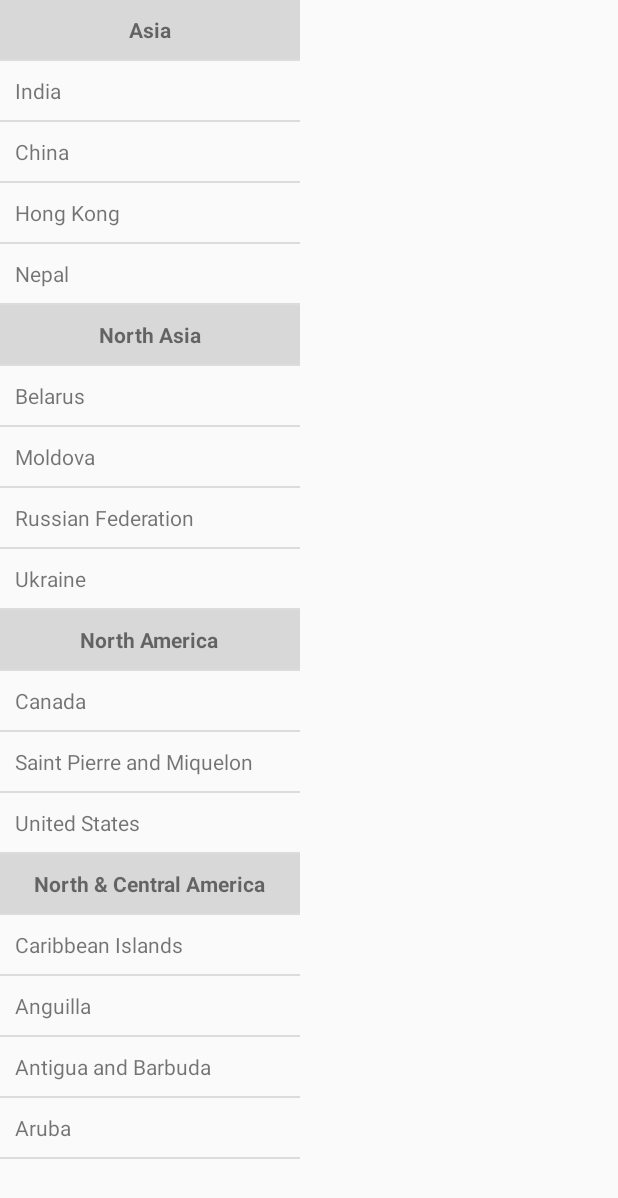
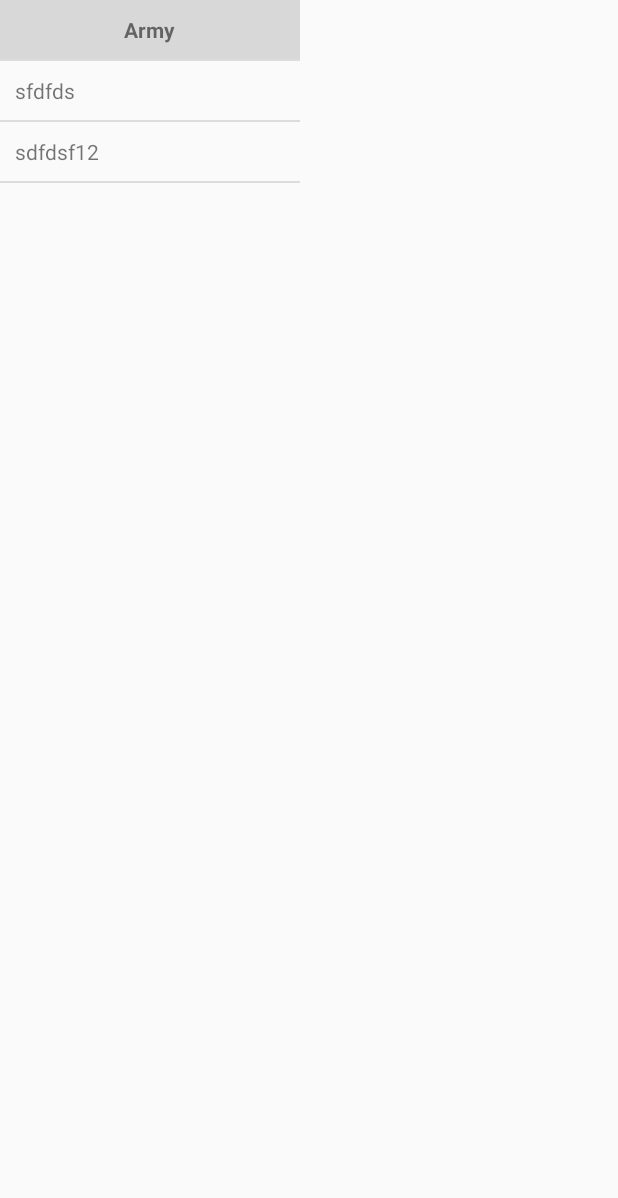
Before and after one commit to sagarvetal/APP-Risk, an Android app: the CreateMapActivity screen opened directly, with no data from a screen before it, on a phone screen of 412 x 824 dp. Shown: the top 1198 px of the screen. Run offline under Robolectric (Android 15) with nearby library versions, the phone set to English and light mode, and no system bars.

Commit message:
Made list data dynamic

```diff
--- a/app/build.gradle
+++ b/app/build.gradle
@@ -4,7 +4,7 @@ android {
     compileSdkVersion 27
     defaultConfig {
         applicationId "com.app.risk"
-        minSdkVersion 15
+        minSdkVersion 16
         targetSdkVersion 27
         versionCode 1
         versionName "1.0"
--- a/app/src/main/java/com/app/risk/CreateMapActivity.java
+++ b/app/src/main/java/com/app/risk/CreateMapActivity.java
@@ -2,20 +2,33 @@ package com.app.risk;
 
 import android.app.Activity;
 import android.content.Context;
+import android.graphics.drawable.GradientDrawable;
 import android.os.Bundle;
 import android.util.Log;
 import android.view.LayoutInflater;
+import android.view.MotionEvent;
 import android.view.View;
 import android.view.ViewGroup;
 import android.widget.BaseAdapter;
+import android.widget.Button;
+import android.widget.FrameLayout;
 import android.widget.ListView;
 import android.widget.TextView;
+
+import com.app.risk.model.Continent;
+import com.app.risk.model.Country;
 
 import java.lang.reflect.Array;
 import java.util.ArrayList;
 import java.util.Arrays;
+import java.util.HashMap;
+import java.util.Iterator;
+import java.util.Map;
+
+import static android.content.ContentValues.TAG;
 
 public class CreateMapActivity extends Activity {
+
     private ListView lvCountry;
 
     @Override
@@ -24,39 +37,67 @@ public class CreateMapActivity extends Activity {
         setContentView(R.layout.activity_create_map);
         lvCountry = (ListView) findViewById(R.id.lvCountry);
         ArrayList<CreateMapActivity.Item> countryList = new ArrayList<CreateMapActivity.Item>();
-        // Header
-        countryList.add(new CreateMapActivity.SectionItem("Asia"));
-        // State Name
-        countryList.add(new CreateMapActivity.EntryItem("India"));
-        countryList.add(new CreateMapActivity.EntryItem("China"));
-        countryList.add(new CreateMapActivity.EntryItem("Hong Kong"));
-        countryList.add(new CreateMapActivity.EntryItem("Nepal"));
 
-        // Header
-        countryList.add(new CreateMapActivity.SectionItem("North Asia"));
-        // State Name
-        countryList.add(new CreateMapActivity.EntryItem("Belarus"));
-        countryList.add(new CreateMapActivity.EntryItem("Moldova"));
-        countryList.add(new CreateMapActivity.EntryItem("Russian Federation"));
-        countryList.add(new CreateMapActivity.EntryItem("Ukraine"));
+        HashMap<Continent,ArrayList<Country>> userCreatedMapData = new HashMap<Continent,ArrayList<Country>>();
+        Continent continent = new Continent();
+        continent.setArmyControlValue(34);
+        continent.setNameOfContinent("Army");
+        ArrayList<Country> arr = new ArrayList<>();
 
-        // Header
-        countryList.add(new CreateMapActivity.SectionItem("North America"));
-        // State Name
-        countryList.add(new CreateMapActivity.EntryItem("Canada"));
-        countryList.add(new CreateMapActivity.EntryItem("Saint Pierre and Miquelon"));
-        countryList.add(new CreateMapActivity.EntryItem("United States"));
+        userCreatedMapData.put(continent,arr);
+        Country co = new Country();
+        co.setNameOfCountry("sfdfds");
+        co.setBelongsToContinent(continent);
+        arr.add(co);
+        Country c1 = new Country();
+        c1.setNameOfCountry("sdfdsf12");
+        c1.setBelongsToContinent(continent);
+        arr.add(c1);
+        Iterator it = userCreatedMapData.entrySet().iterator();
+        while (it.hasNext()){
+            Map.Entry pair = (Map.Entry)it.next();
+            countryList.add(new CreateMapActivity.SectionItem((Continent)pair.getKey()));
+            ArrayList<Country> arrCountry = new ArrayList<>();
+            arrCountry = (ArrayList<Country>) pair.getValue();
+            for (Country obj : arrCountry){
+                countryList.add(new CreateMapActivity.EntryItem(obj));
+            }
+        }
 
-        // Header
-        countryList.add(new CreateMapActivity.SectionItem("North & Central America"));
-        // State Name
-        countryList.add(new CreateMapActivity.EntryItem("Caribbean Islands"));
-        countryList.add(new CreateMapActivity.EntryItem("Anguilla"));
-        countryList.add(new CreateMapActivity.EntryItem("Antigua and Barbuda"));
-        countryList.add(new CreateMapActivity.EntryItem("Aruba"));
         final CountryAdaptor adapter = new CountryAdaptor(this, countryList);
         lvCountry.setAdapter(adapter);
         lvCountry.setTextFilterEnabled(true);
+    }
+
+    @Override
+    public boolean onTouchEvent(MotionEvent event) {
+        int x = (int)event.getRawX();
+        int y = (int)event.getRawY();
+        switch (event.getAction()) {
+            case MotionEvent.ACTION_DOWN:
+                addButton(x,y);
+        }
+        return false;
+    }
+
+    public void addButton(int x,int y){
+
+        final ViewGroup viewGroup = (ViewGroup) ((ViewGroup) this
+                .findViewById(android.R.id.content)).getChildAt(0);
+        Button btn = new Button(this);
+
+        FrameLayout.LayoutParams lp = new FrameLayout.LayoutParams(180, 180); // Button width and button height.
+        lp.leftMargin = x;
+        lp.topMargin = y;
+
+        btn.setOnClickListener(new View.OnClickListener() {
+            public void onClick(View v) {
+
+            }
+        });
+
+        btn.setLayoutParams(lp);
+        viewGroup.addView(btn);
     }
 
     public interface Item {
@@ -65,10 +106,12 @@ public class CreateMapActivity extends Activity {
     }
 
     public class SectionItem implements CreateMapActivity.Item {
+        Continent continent;
+
         private final String title;
 
-        public SectionItem(String title) {
-            this.title = title;
+        public SectionItem(Continent continent) {
+            this.title = continent.getNameOfContinent();
         }
 
         public String getTitle() {
@@ -82,10 +125,12 @@ public class CreateMapActivity extends Activity {
     }
 
     public class EntryItem implements CreateMapActivity.Item {
+        Country country;
+
         public final String title;
 
-        public EntryItem(String title) {
-            this.title = title;
+        public EntryItem(Country country) {
+            this.title = country.getNameOfCountry();
         }
 
         public String getTitle() {
```
